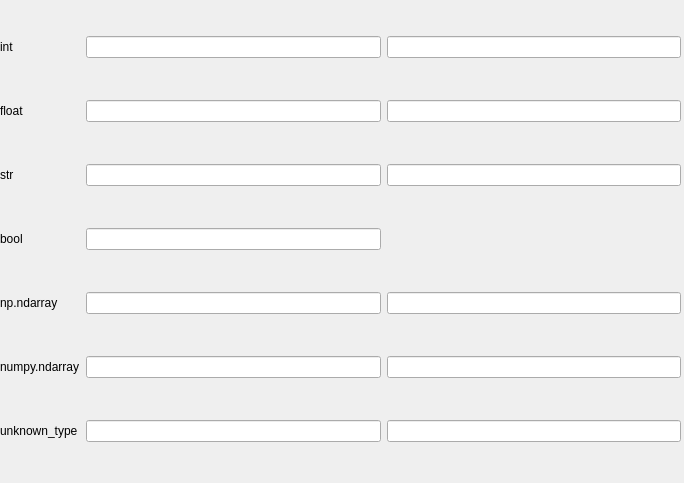
Old version of the form examples/local_plugin/test_value_types.ui in the repository slaclab/pydm.
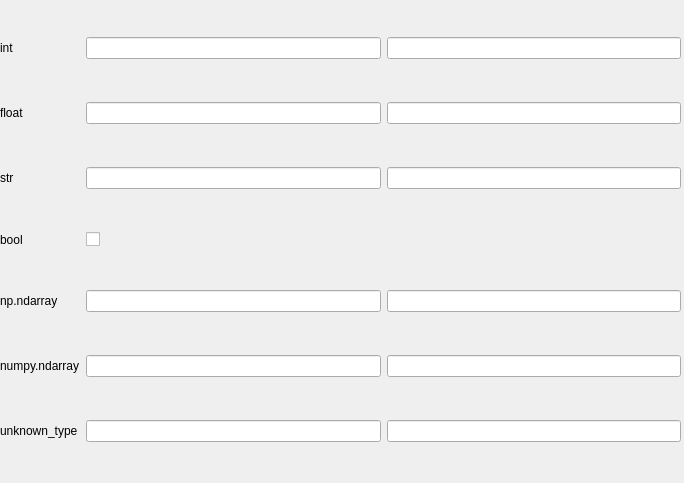
New version of the form. Custom widgets are drawn as their Qt base class.

Commit message: MNT: Commit before fixing the edit_line display for np.ndarray, changed the ui files a bit

Diff of the .ui file:
```diff
--- a/examples/local_plugin/test_value_types.ui
+++ b/examples/local_plugin/test_value_types.ui
@@ -128,6 +128,9 @@
       <property name="channel" stdset="0">
        <string>loc://{&quot;name&quot;:&quot;my_float&quot;,&quot;type&quot;:&quot;float&quot;,&quot;init&quot;:&quot;7.7&quot;}</string>
       </property>
+      <property name="displayFormat" stdset="0">
+       <enum>PyDMLineEdit::Default</enum>
+      </property>
      </widget>
     </item>
     <item row="7" column="0">
@@ -200,6 +203,9 @@
       <property name="channel" stdset="0">
        <string>loc://{&quot;name&quot;:&quot;my_float&quot;}</string>
       </property>
+      <property name="displayFormat" stdset="0">
+       <enum>PyDMLineEdit::Default</enum>
+      </property>
      </widget>
     </item>
     <item row="3" column="2">
@@ -243,7 +249,7 @@
      </widget>
     </item>
     <item row="4" column="1">
-     <widget class="PyDMLineEdit" name="PyDMLineEdit_4">
+     <widget class="PyDMCheckbox" name="PyDMCheckbox">
       <property name="toolTip">
        <string/>
       </property>
@@ -276,6 +282,11 @@
    <extends>QWidget</extends>
    <header>pydm.widgets.byte</header>
   </customwidget>
+  <customwidget>
+   <class>PyDMCheckbox</class>
+   <extends>QCheckBox</extends>
+   <header>pydm.widgets.checkbox</header>
+  </customwidget>
   <customwidget>
    <class>PyDMLineEdit</class>
    <extends>QLineEdit</extends>
```
Left out of the diff: 7 changed lines with no effect on the pictures. The commit also changes 3 other files.
